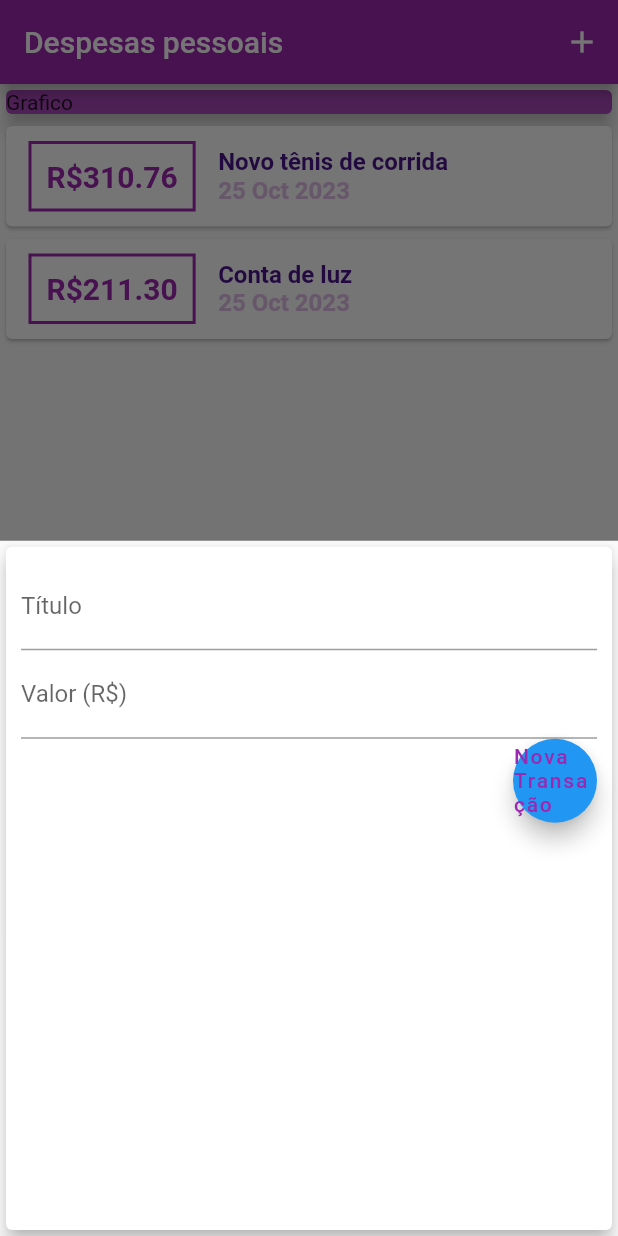
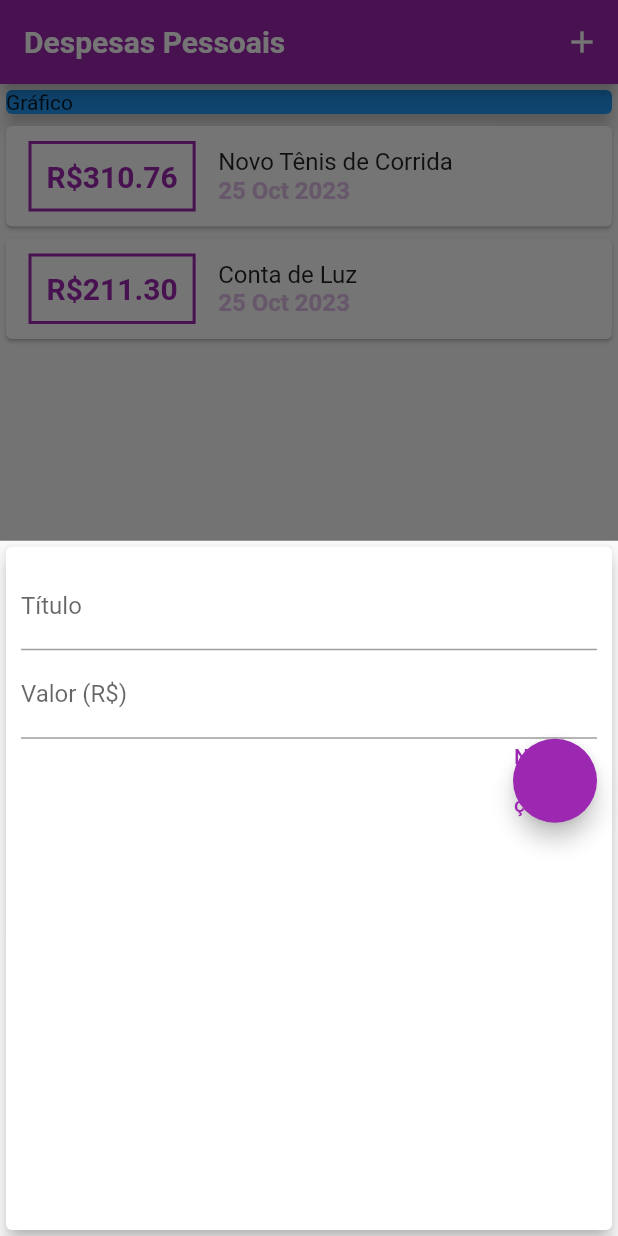
Before and after one commit to AugustoZanoli/expensives, a Flutter app: the screen it shows after launch, after a tap on the "add" icon, on a phone screen of 412 x 824 dp. Run offline on Flutter 3.47's test engine with Material 2 defaults, Android fonts, the phone set to English and light mode, and no system bars; Roboto replaces fonts that are missing (OpenSans, Quicksand).

Commit message:
"Adicionando e aplicando fontes"

```diff
--- a/marinho/lib/components/transaction_form.dart
+++ b/marinho/lib/components/transaction_form.dart
@@ -1,12 +1,18 @@
 import 'package:flutter/material.dart';
 
-class TransactionForm extends StatelessWidget {
-  final titleController = TextEditingController();
-  final valueController = TextEditingController();
-
+class TransactionForm extends StatefulWidget {
   final void Function(String, double) onSubmit;
 
   TransactionForm({required this.onSubmit});
+
+  @override
+  State<TransactionForm> createState() => _TransactionFormState();
+}
+
+class _TransactionFormState extends State<TransactionForm> {
+  final titleController = TextEditingController();
+
+  final valueController = TextEditingController();
 
   _submitForm() {
     final title = titleController.text;
@@ -15,7 +21,7 @@
     if (title.isEmpty || value <= 0) {
       return;
     }
-    onSubmit(title, value);
+    widget.onSubmit(title, value);
   }
 
   @override
--- a/marinho/lib/components/transaction_list.dart
+++ b/marinho/lib/components/transaction_list.dart
@@ -44,11 +44,7 @@
                     children: [
                       Text(
                         tr.title,
-                        style: TextStyle(
-                          fontWeight: FontWeight.bold,
-                          fontSize: 16,
-                          color: Colors.purple.shade900,
-                        ),
+                        style: Theme.of(context).textTheme.titleMedium,
                       ),
                       Text(
                         DateFormat('d MMM y').format(tr.date),
--- a/marinho/lib/main.dart
+++ b/marinho/lib/main.dart
@@ -1,53 +1,63 @@
 import 'package:flutter/material.dart';
-import 'package:marinho/components/transaction_form.dart';
+import 'dart:math';
 import './components/transaction_form.dart';
 import './components/transaction_list.dart';
 import 'models/transaction.dart';
-import 'dart:math';
 
-//Função main para rodar o nosso app
-main() {
-  runApp(ExpensesApp());
-}
+main() => runApp(ExpensesApp());
 
-//Criação da nossa classe principal, a qual da retorno para a homepage
 class ExpensesApp extends StatelessWidget {
   @override
   Widget build(BuildContext context) {
-    return MaterialApp(home: MyHomePage());
+    final ThemeData tema = ThemeData(fontFamily: 'Quicksand');
+
+    return MaterialApp(
+      home: MyHomePage(),
+      theme: tema.copyWith(
+        colorScheme: tema.colorScheme.copyWith(
+          primary: Colors.purple,
+          secondary: Colors.purple,
+        ),
+        textTheme: tema.textTheme.copyWith(
+          headline6: TextStyle(
+            fontFamily: 'OpenSans',
+            fontSize: 18,
+            fontWeight: FontWeight.bold,
+            color: Colors.black,
+          ),
+        ),
+        appBarTheme: AppBarTheme(
+          titleTextStyle: TextStyle(
+            fontFamily: 'OpenSans',
+            fontSize: 20,
+            fontWeight: FontWeight.bold,
+          ),
+        ),
+      ),
+    );
   }
 }
 
-//Criação da homepage
 class MyHomePage extends StatefulWidget {
   @override
-  State<MyHomePage> createState() => _MyHomePageState();
+  _MyHomePageState createState() => _MyHomePageState();
 }
 
 class _MyHomePageState extends State<MyHomePage> {
   final _transactions = [
     Transaction(
       id: 't1',
-      title: 'Novo tênis de corrida',
+      title: 'Novo Tênis de Corrida',
       value: 310.76,
       date: DateTime.now(),
     ),
     Transaction(
       id: 't2',
-      title: 'Conta de luz',
+      title: 'Conta de Luz',
       value: 211.30,
       date: DateTime.now(),
-    )
+    ),
   ];
-
-  _openTransactionFormModal(BuildContext context) {
-    showModalBottomSheet(
-        context: context,
-        builder: (_) {
-          return TransactionForm(
-              onSubmit: _addTransaction); // Passa a função _addTransaction
-        });
-  }
 
   _addTransaction(String title, double value) {
     final newTransaction = Transaction(
@@ -60,39 +70,40 @@
     setState(() {
       _transactions.add(newTransaction);
     });
+
+    Navigator.of(context).pop();
+  }
+
+  _openTransactionFormModal(BuildContext context) {
+    showModalBottomSheet(
+      context: context,
+      builder: (_) {
+        return TransactionForm(onSubmit: _addTransaction);
+      },
+    );
   }
 
   @override
-  //criação do widget inicial, nossa tela
   Widget build(BuildContext context) {
-    //retorna o Scaffold para criar e definir as coisas da nossa home
     return Scaffold(
-      //cria a barra de começo de página, definindo o título da página, a "Cabeça"
       appBar: AppBar(
-        backgroundColor: Colors.purple,
-        title: Text('Despesas pessoais'),
-        actions: [
+        title: Text('Despesas Pessoais'),
+        actions: <Widget>[
           IconButton(
-              onPressed: () => _openTransactionFormModal(context),
-              icon: Icon(Icons.add)),
+            icon: Icon(Icons.add),
+            onPressed: () => _openTransactionFormModal(context),
+          ),
         ],
       ),
-      //cria o "corpo" da nossa homepage
       body: SingleChildScrollView(
         child: Column(
-          //cuida do alinhamento de tudo que irá vir no corpo por padrão
-          mainAxisAlignment: MainAxisAlignment.start,
-          crossAxisAlignment: CrossAxisAlignment.center,
-          //usa o children como uma lista, para poder adicionar os widgets com diversos modificadores
-          children: [
-            //cria um container para receber os widgets desejados
+          crossAxisAlignment: CrossAxisAlignment.stretch,
+          children: <Widget>[
             Container(
-              //define a largura do nosso container
               width: double.infinity,
-              //cria nosso card 1
               child: Card(
-                color: Colors.purple.shade400,
-                child: Text('Grafico'),
+                color: Colors.blue,
+                child: Text('Gráfico'),
                 elevation: 5,
               ),
             ),
```
Also changed, not shown: marinho/pubspec.yaml (+12 -6 lines), marinho/assets/fonts/fonts/OpenSans-Bold.ttf (added), marinho/assets/fonts/fonts/OpenSans-Regular.ttf (added), marinho/assets/fonts/fonts/Quicksand-Bold.ttf (added), marinho/assets/fonts/fonts/Quicksand-Light.ttf (added), marinho/assets/fonts/fonts/Quicksand-Medium.ttf (added), marinho/assets/fonts/fonts/Quicksand-Regular.ttf (added).
